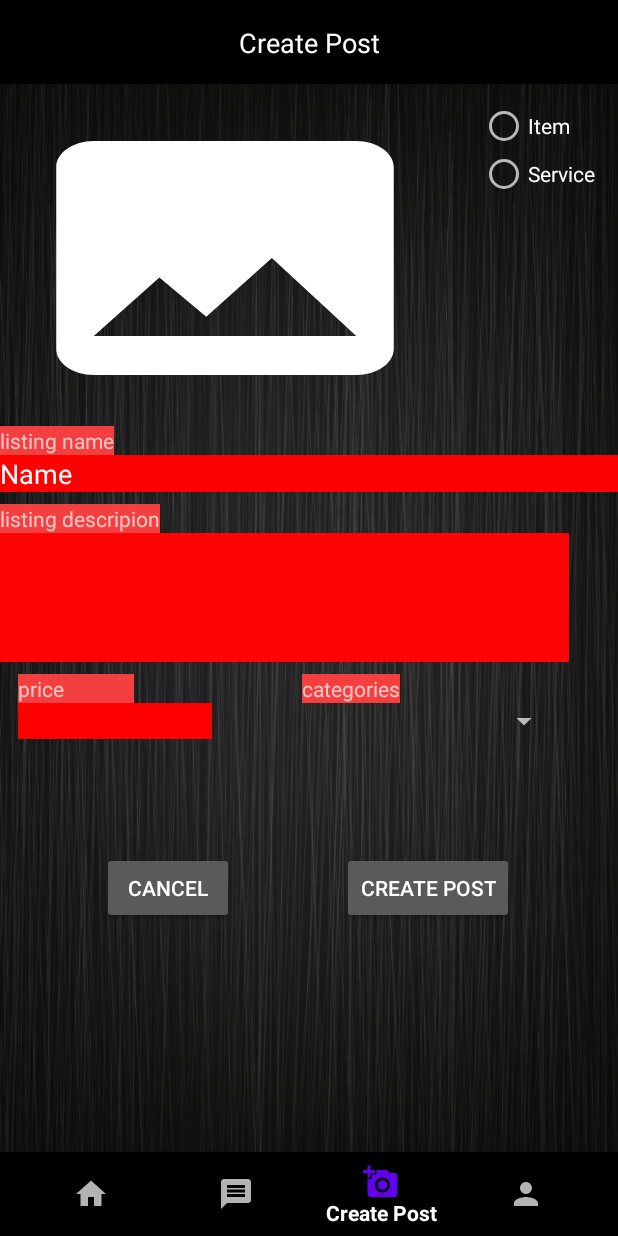
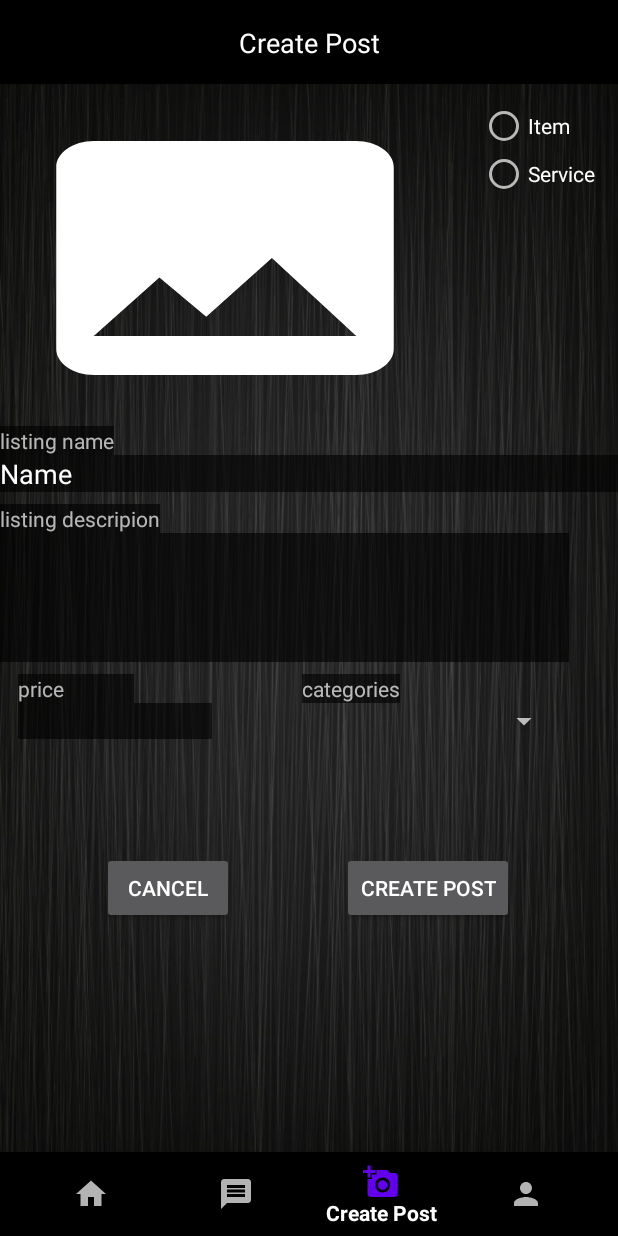
Before and after one commit to wilfredo1m/BeachList, an Android app: the CreatePostFragment screen opened through its navigation route, on a phone screen of 412 x 824 dp. Run offline under Robolectric (Android 15) with nearby library versions, the light colour scheme and no system bars; our stand-ins replace navigation-ui.

Commit message:
-fixed background color of create account

```diff
--- a/app/src/main/res/layout/fragment_create_post.xml
+++ b/app/src/main/res/layout/fragment_create_post.xml
@@ -55,7 +55,7 @@
         android:layout_width="wrap_content"
         android:layout_height="wrap_content"
         android:layout_marginTop="8dp"
-        android:background="#F33F3F"
+        android:background="#9F000000"
         android:text="listing descripion"
         app:layout_constraintStart_toStartOf="parent"
         app:layout_constraintTop_toBottomOf="@+id/editTextTextPersonName" />
@@ -67,7 +67,7 @@
         android:layout_marginStart="112dp"
         android:layout_marginLeft="112dp"
         android:layout_marginTop="8dp"
-        android:background="#F33F3F"
+        android:background="#9A000000"
         android:text="categories"
         app:layout_constraintStart_toEndOf="@+id/textView"
         app:layout_constraintTop_toBottomOf="@+id/editTextTextMultiLine" />
@@ -77,7 +77,7 @@
         android:layout_width="wrap_content"
         android:layout_height="wrap_content"
         android:layout_marginTop="8dp"
-        android:background="#F33F3F"
+        android:background="#9F000000"
         android:text="listing name"
         app:layout_constraintStart_toStartOf="parent"
         app:layout_constraintTop_toBottomOf="@+id/imageView2" />
@@ -129,7 +129,7 @@
         android:id="@+id/editTextTextPersonName"
         android:layout_width="match_parent"
         android:layout_height="wrap_content"
-        android:background="#FD0000"
+        android:background="#9A000000"
         android:ems="10"
         android:inputType="textPersonName"
         android:text="Name"
@@ -140,12 +140,13 @@
         android:id="@+id/editTextTextMultiLine"
         android:layout_width="379dp"
         android:layout_height="86dp"
-        android:background="#FF0404"
+        android:background="#9F000000"
         android:ems="10"
         android:gravity="start|top"
         android:inputType="textMultiLine"
         app:layout_constraintStart_toStartOf="@+id/textView5"
-        app:layout_constraintTop_toBottomOf="@+id/textView5" />
+        app:layout_constraintTop_toBottomOf="@+id/textView5"
+        tools:text="listing descirption goes here" />
 
     <TextView
         android:id="@+id/textView"
@@ -154,7 +155,7 @@
         android:layout_marginStart="12dp"
         android:layout_marginLeft="12dp"
         android:layout_marginTop="8dp"
-        android:background="#F33F3F"
+        android:background="#9A000000"
         android:text="price"
         app:layout_constraintStart_toStartOf="parent"
         app:layout_constraintTop_toBottomOf="@+id/editTextTextMultiLine" />
@@ -163,7 +164,7 @@
         android:id="@+id/editTextNumberDecimal"
         android:layout_width="129dp"
         android:layout_height="24dp"
-        android:background="#FF0000"
+        android:background="#9A000000"
         android:ems="10"
         android:inputType="numberDecimal"
         app:layout_constraintStart_toStartOf="@+id/textView"
```
